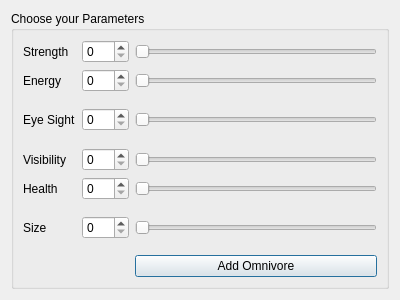
Qt form Evolution_1/omni_win.ui (Natali124/Evolution-Simulator) before a commit.
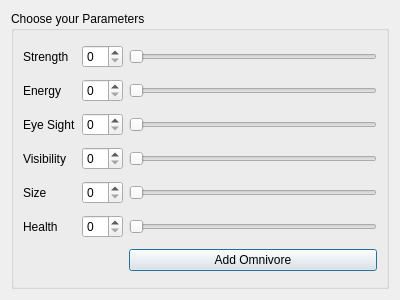
The same form after that commit.

Commit message: toolbar window layout edit/ background rescale

```diff
--- a/Evolution_1/omni_win.ui
+++ b/Evolution_1/omni_win.ui
@@ -26,166 +26,112 @@
       <string>Choose your Parameters</string>
      </property>
      <layout class="QGridLayout" name="gridLayout_2">
-      <item row="3" column="2">
-       <widget class="QSlider" name="visibility_s">
-        <property name="maximum">
-         <number>100</number>
-        </property>
-        <property name="orientation">
-         <enum>Qt::Horizontal</enum>
-        </property>
-       </widget>
+      <item row="10" column="1">
+       <widget class="QSpinBox" name="size_c"/>
       </item>
-      <item row="0" column="0">
-       <widget class="QLabel" name="strength_l">
+      <item row="11" column="0">
+       <widget class="QLabel" name="health_l">
         <property name="text">
-         <string>Strength</string>
+         <string>Health</string>
         </property>
        </widget>
       </item>
-      <item row="4" column="2">
-       <widget class="QSlider" name="health_s">
-        <property name="maximum">
-         <number>100</number>
-        </property>
-        <property name="orientation">
-         <enum>Qt::Horizontal</enum>
-        </property>
-       </widget>
-      </item>
-      <item row="2" column="2">
-       <widget class="QSlider" name="eyesight_s">
-        <property name="sizePolicy">
-         <sizepolicy hsizetype="Expanding" vsizetype="Expanding">
-          <horstretch>0</horstretch>
-          <verstretch>0</verstretch>
-         </sizepolicy>
-        </property>
-        <property name="maximum">
-         <number>100</number>
-        </property>
-        <property name="orientation">
-         <enum>Qt::Horizontal</enum>
-        </property>
-       </widget>
-      </item>
-      <item row="1" column="2">
-       <widget class="QSlider" name="energy_s">
-        <property name="maximum">
-         <number>100</number>
-        </property>
-        <property name="orientation">
-         <enum>Qt::Horizontal</enum>
-        </property>
-       </widget>
-      </item>
-      <item row="16" column="2">
-       <widget class="QPushButton" name="add_omnitrix">
-        <property name="text">
-         <string>Add Omnivore</string>
-        </property>
-       </widget>
-      </item>
-      <item row="0" column="2">
+      <item row="6" column="2">
        <widget class="QSlider" name="strength_s">
-        <property name="maximum">
-         <number>100</number>
-        </property>
         <property name="orientation">
          <enum>Qt::Horizontal</enum>
         </property>
        </widget>
       </item>
-      <item row="0" column="1">
-       <widget class="QSpinBox" name="strength_c">
-        <property name="maximum">
-         <number>100</number>
-        </property>
-       </widget>
-      </item>
-      <item row="5" column="2">
-       <widget class="QSlider" name="size_s">
-        <property name="sizePolicy">
-         <sizepolicy hsizetype="Expanding" vsizetype="Expanding">
-          <horstretch>0</horstretch>
-          <verstretch>0</verstretch>
-         </sizepolicy>
-        </property>
-        <property name="maximum">
-         <number>100</number>
-        </property>
-        <property name="orientation">
-         <enum>Qt::Horizontal</enum>
-        </property>
-       </widget>
-      </item>
-      <item row="1" column="0">
-       <widget class="QLabel" name="energy_l">
-        <property name="text">
-         <string>Energy</string>
-        </property>
-       </widget>
-      </item>
-      <item row="1" column="1">
-       <widget class="QSpinBox" name="energy_c">
-        <property name="maximum">
-         <number>100</number>
-        </property>
-       </widget>
-      </item>
-      <item row="2" column="0">
+      <item row="8" column="0">
        <widget class="QLabel" name="eyesight_l">
         <property name="text">
          <string>Eye Sight</string>
         </property>
        </widget>
       </item>
-      <item row="2" column="1">
-       <widget class="QSpinBox" name="eyesight_c">
-        <property name="maximum">
-         <number>100</number>
+      <item row="6" column="0">
+       <widget class="QLabel" name="strength_l">
+        <property name="text">
+         <string>Strength</string>
         </property>
        </widget>
       </item>
-      <item row="3" column="0">
+      <item row="9" column="0">
        <widget class="QLabel" name="visibility_l">
         <property name="text">
          <string>Visibility</string>
         </property>
        </widget>
       </item>
-      <item row="3" column="1">
-       <widget class="QSpinBox" name="visibility_c">
-        <property name="maximum">
-         <number>100</number>
+      <item row="10" column="2">
+       <widget class="QSlider" name="size_s">
+        <property name="orientation">
+         <enum>Qt::Horizontal</enum>
         </property>
        </widget>
       </item>
-      <item row="4" column="0">
-       <widget class="QLabel" name="health_l">
-        <property name="text">
-         <string>Health</string>
-        </property>
-       </widget>
+      <item row="6" column="1">
+       <widget class="QSpinBox" name="strength_c"/>
       </item>
-      <item row="4" column="1">
-       <widget class="QSpinBox" name="health_c">
-        <property name="maximum">
-         <number>100</number>
+      <item row="7" column="1">
+       <widget class="QSpinBox" name="energy_c"/>
+      </item>
+      <item row="7" column="2">
+       <widget class="QSlider" name="energy_s">
+        <property name="orientation">
+         <enum>Qt::Horizontal</enum>
         </property>
        </widget>
       </item>
-      <item row="5" column="0">
+      <item row="8" column="1">
+       <widget class="QSpinBox" name="eyesight_c"/>
+      </item>
+      <item row="10" column="0">
        <widget class="QLabel" name="size_l">
         <property name="text">
          <string>Size</string>
         </property>
        </widget>
       </item>
-      <item row="5" column="1">
-       <widget class="QSpinBox" name="size_c">
-        <property name="maximum">
-         <number>100</number>
+      <item row="8" column="2">
+       <widget class="QSlider" name="eyesight_s">
+        <property name="orientation">
+         <enum>Qt::Horizontal</enum>
+        </property>
+       </widget>
+      </item>
+      <item row="11" column="1">
+       <widget class="QSpinBox" name="health_c"/>
+      </item>
+      <item row="7" column="0">
+       <widget class="QLabel" name="energy_l">
+        <property name="text">
+         <string>Energy</string>
+        </property>
+       </widget>
+      </item>
+      <item row="9" column="1">
+       <widget class="QSpinBox" name="visibility_c"/>
+      </item>
+      <item row="9" column="2">
+       <widget class="QSlider" name="visibility_s">
+        <property name="orientation">
+         <enum>Qt::Horizontal</enum>
+        </property>
+       </widget>
+      </item>
+      <item row="11" column="2">
+       <widget class="QSlider" name="health_s">
+        <property name="orientation">
+         <enum>Qt::Horizontal</enum>
+        </property>
+       </widget>
+      </item>
+      <item row="12" column="2">
+       <widget class="QPushButton" name="add_omnitrix">
+        <property name="text">
+         <string>Add Omnivore</string>
         </property>
        </widget>
       </item>
```
The commit also changes 6 other files.
